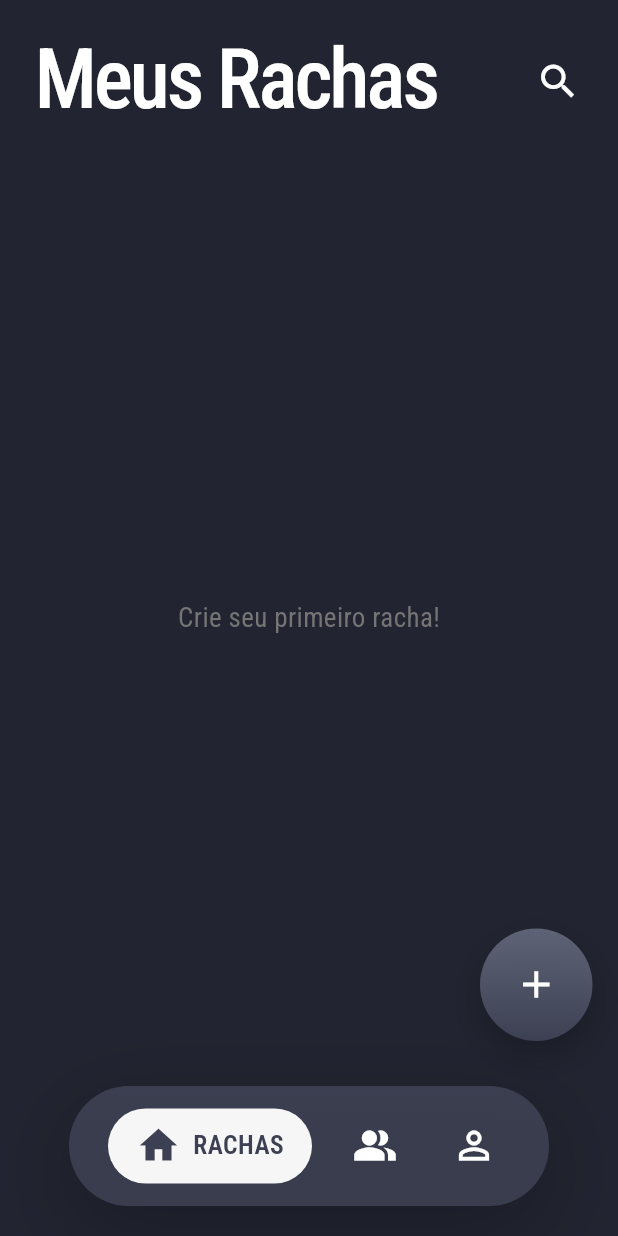
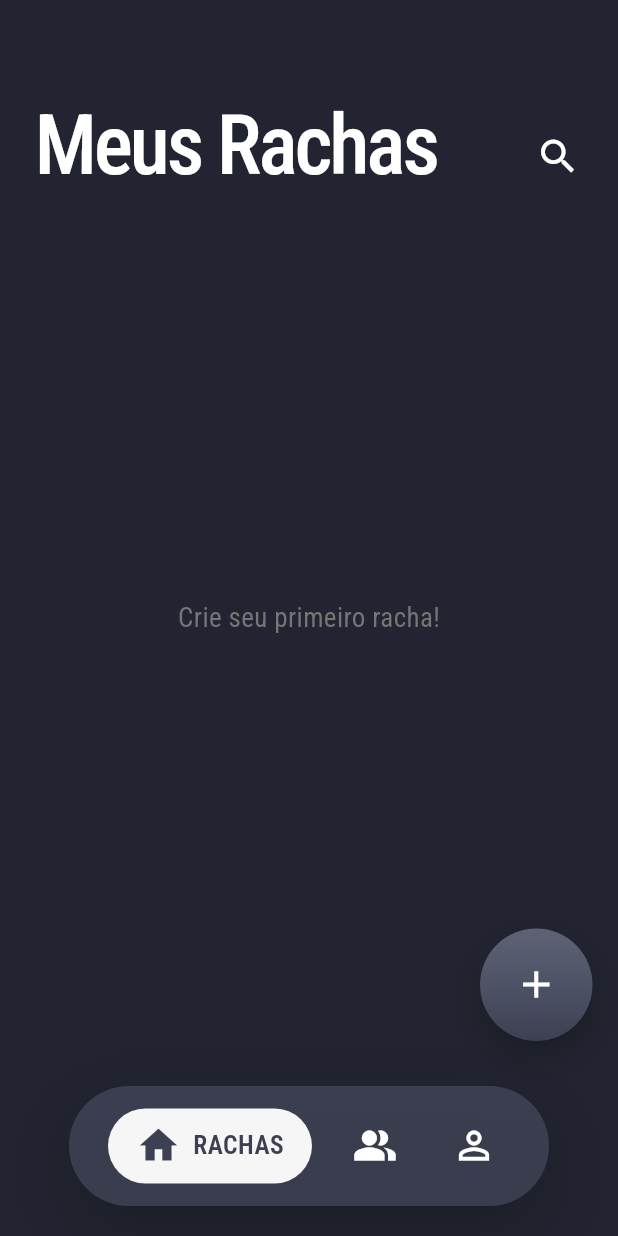
Before and after one commit to miike26/rachaae, a Flutter app: the screen it shows after launch, on a phone screen of 412 x 824 dp. Run offline on Flutter 3.47's test engine with Material 3 defaults, Android fonts, the light colour scheme and no system bars; our stand-ins replace cloud_firestore, firebase_auth, firebase_core, flutter_animate, flutter_svg, font_awesome_flutter and 3 more; accounts and stored records are empty.

Commit message:
tela inicial pronta com dark theme - cabeçalho corrigido

```diff
--- a/lib/screens/home_screen.dart
+++ b/lib/screens/home_screen.dart
@@ -180,7 +180,7 @@ class _HomeScreenState extends State<HomeScreen> {
 
   @override
   Widget build(BuildContext context) {
-    const double headerHeight = 160.0;
+    const double headerHeight = 150.0;
     const double navBarBottomOffset = 20.0;
     const double extraTopPadding = 13.0;
 
@@ -220,7 +220,6 @@ class _HomeScreenState extends State<HomeScreen> {
           ),
           _buildFloatingHeader(headerHeight),
           _buildCustomNavBar(navBarHeight, navBarBottomOffset, scaleFactor),
-          // AJUSTE: O Positioned agora fica fora do AnimatedSwitcher
           Positioned(
             bottom: navBarBottomOffset + 110.0,
             right: 17.0,
@@ -255,7 +254,7 @@ class _HomeScreenState extends State<HomeScreen> {
         padding: EdgeInsets.only(
           left: 24,
           right: 16,
-          top: MediaQuery.of(context).padding.top + 10,
+          top: MediaQuery.of(context).padding.top, // Usa a área segura
         ),
         decoration: BoxDecoration(
           gradient: LinearGradient(
@@ -269,27 +268,27 @@ class _HomeScreenState extends State<HomeScreen> {
             ],
           ),
         ),
+        // SOLUÇÃO: Adiciona um Padding geral e alinha a Row na parte inferior
+        child: Padding(
+          padding: const EdgeInsets.only(bottom: 22.0), // Padding inferior
           child: Row(
-          mainAxisAlignment: MainAxisAlignment.spaceBetween,
-          crossAxisAlignment: CrossAxisAlignment.start,
+            crossAxisAlignment: CrossAxisAlignment.end, // Alinha na base
             children: [
-            Padding(
-              padding: const EdgeInsets.only(top: 12.0), // <-- Ajuste este valor
+              Expanded(
                 child: Text(
                   titles[_selectedIndex],
                   style: Theme.of(context).textTheme.displayLarge,
                 ),
               ),
               if (_selectedIndex == 0)
-              Padding(
-                padding: const EdgeInsets.only(top: 20.0),
-                child: IconButton(
+                IconButton(
                   icon: const Icon(Icons.search, size: 30),
                   onPressed: () {},
                 ),
+              if (_selectedIndex == 1)
+                _buildAddFriendButton(),
+            ],
           ),
-            if (_selectedIndex == 1) _buildAddFriendButton(),
-          ],
         ),
       ),
     );
@@ -463,7 +462,8 @@ class _HomeScreenState extends State<HomeScreen> {
           mainAxisAlignment: MainAxisAlignment.center,
           children: [
             iconWidget,
-            AnimatedSize(
+            Flexible(
+              child: AnimatedSize(
                 duration: const Duration(milliseconds: 200),
                 curve: Curves.easeInOut,
                 child: Padding(
@@ -477,16 +477,16 @@ class _HomeScreenState extends State<HomeScreen> {
                   ),
                 ),
               ),
+            ),
           ],
         ),
       ),
     );
   }
 
-  // AJUSTE: O Positioned foi removido daqui
   Widget _buildCreateRachaButton(double navBarHeight) {
     return GestureDetector(
-      key: const ValueKey('createRachaButton'), // Chave para o AnimatedSwitcher
+      key: const ValueKey('createRachaButton'),
       onTap: _navigateAndCreateRacha,
       onTapDown: (_) => setState(() => _isFabPressed = true),
       onTapUp: (_) => setState(() => _isFabPressed = false),
```
Lines whose indentation alone changed are shown as unchanged.
